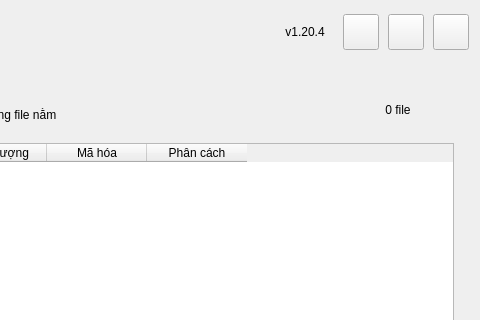
Old version of the form src/import_localize/ui/forms/main_window.ui in the repository longnguy3n/Import-Localize; both pictures show x 280 to 760 and y 0 to 320 of the 760 by 920 pixel window.
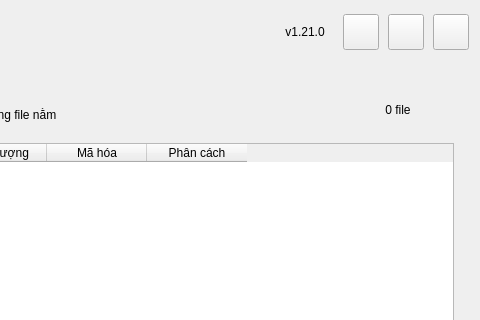
New version of the form.

Diff of the .ui file:
```diff
--- a/src/import_localize/ui/forms/main_window.ui
+++ b/src/import_localize/ui/forms/main_window.ui
@@ -175,7 +175,7 @@
          </size>
         </property>
         <property name="text">
-         <string>v1.20.4</string>
+         <string>v1.21.0</string>
         </property>
         <property name="alignment">
          <set>Qt::AlignmentFlag::AlignCenter</set>
```
